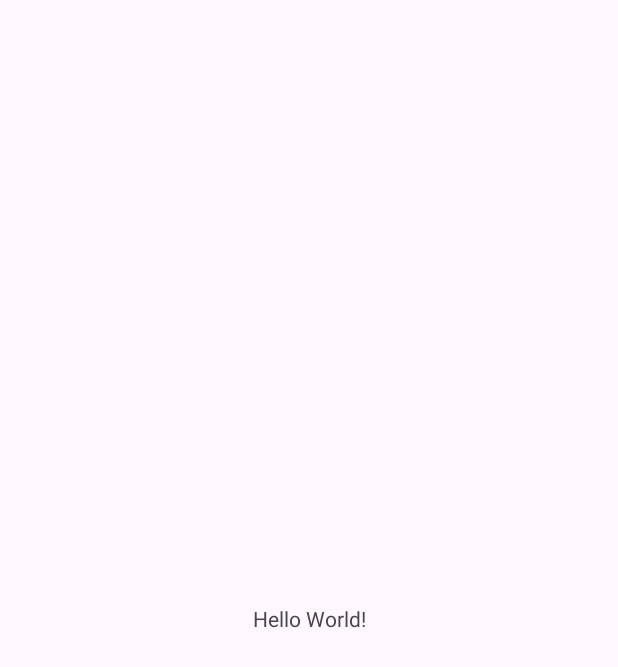
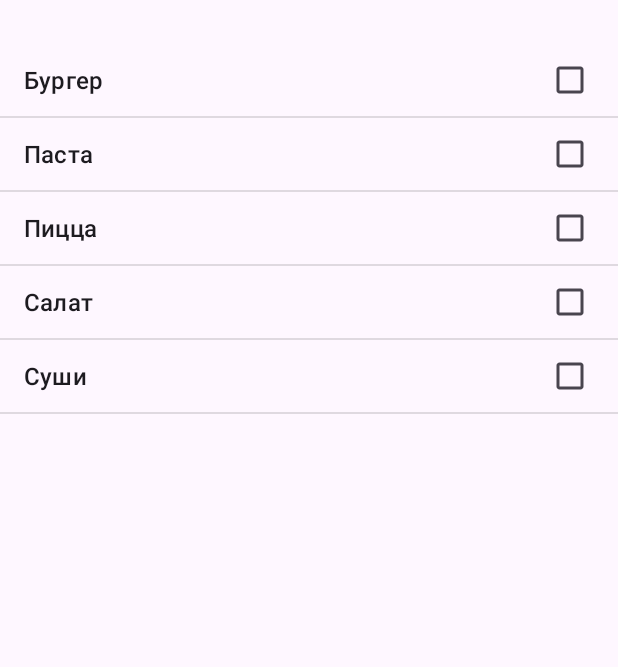
Before and after one commit to platonso/AndroidMireaLabs, an Android app: the screen it shows after launch (MainActivity), on a phone screen of 412 x 824 dp. Before the commit the part shown is almost empty. Shown: the top 667 px of the screen. Run offline under Robolectric (Android 15) with nearby library versions, the phone set to English and light mode, and no system bars.

Commit message:
множественный выбор в списке

```diff
--- a/app/build.gradle.kts
+++ b/app/build.gradle.kts
@@ -29,6 +29,9 @@ android {
         sourceCompatibility = JavaVersion.VERSION_1_8
         targetCompatibility = JavaVersion.VERSION_1_8
     }
+    buildFeatures {
+        viewBinding = true
+    }
 }
 
 dependencies {
--- a/app/src/main/java/com/example/androidmirealabs/MainActivity.java
+++ b/app/src/main/java/com/example/androidmirealabs/MainActivity.java
@@ -3,12 +3,44 @@ package com.example.androidmirealabs;
 import androidx.appcompat.app.AppCompatActivity;
 
 import android.os.Bundle;
+import android.util.SparseBooleanArray;
+import android.view.View;
+import android.widget.AdapterView;
+import android.widget.ArrayAdapter;
+import android.widget.ListView;
+import android.widget.TextView;
+
+import com.example.androidmirealabs.databinding.ActivityMainBinding;
+
 
 public class MainActivity extends AppCompatActivity {
+    private ActivityMainBinding binding;
+    String[] food = {"Бургер", "Паста", "Пицца", "Салат",
+            "Суши"};
 
     @Override
     protected void onCreate(Bundle savedInstanceState) {
         super.onCreate(savedInstanceState);
-        setContentView(R.layout.activity_main);
+        binding = ActivityMainBinding.inflate(getLayoutInflater());
+        setContentView(binding.getRoot());
+
+        ArrayAdapter<String> adapter = new ArrayAdapter(this,
+                android.R.layout.simple_list_item_multiple_choice, food);
+        // устанавливаем для списка адаптер
+        binding.foodList.setAdapter(adapter);
+        // добавляем для списка слушатель
+        binding.foodList.setOnItemClickListener(new AdapterView.OnItemClickListener() {
+            @Override
+            public void onItemClick(AdapterView<?> parent, View v, int position, long id) {
+                SparseBooleanArray selected = binding.foodList.getCheckedItemPositions();
+                String selectedItems = "";
+                for (int i = 0; i < food.length; i++) {
+                    if (selected.get(i))
+                        selectedItems += food[i] + ",";
+                }
+                // установка текста элемента TextView
+                binding.selection.setText("Выбрано: " + selectedItems);
+            }
+        });
     }
 }
--- a/app/src/main/res/layout/activity_main.xml
+++ b/app/src/main/res/layout/activity_main.xml
@@ -1,18 +1,26 @@
 <?xml version="1.0" encoding="utf-8"?>
 <androidx.constraintlayout.widget.ConstraintLayout xmlns:android="http://schemas.android.com/apk/res/android"
     xmlns:app="http://schemas.android.com/apk/res-auto"
-    xmlns:tools="http://schemas.android.com/tools"
     android:layout_width="match_parent"
-    android:layout_height="match_parent"
-    tools:context=".MainActivity">
+    android:layout_height="match_parent">
 
     <TextView
-        android:layout_width="wrap_content"
+        android:id="@+id/selection"
+        android:layout_width="0dp"
         android:layout_height="wrap_content"
-        android:text="Hello World!"
-        app:layout_constraintBottom_toBottomOf="parent"
-        app:layout_constraintEnd_toEndOf="parent"
-        app:layout_constraintStart_toStartOf="parent"
+        android:textSize="22sp"
+        app:layout_constraintLeft_toLeftOf="parent"
+        app:layout_constraintRight_toRightOf="parent"
         app:layout_constraintTop_toTopOf="parent" />
 
+    <ListView
+        android:id="@+id/foodList"
+        android:choiceMode="multipleChoice"
+
+        android:layout_width="0dp"
+        android:layout_height="0dp"
+        app:layout_constraintTop_toBottomOf="@+id/selection"
+        app:layout_constraintBottom_toBottomOf="parent"
+        app:layout_constraintLeft_toLeftOf="parent"
+        app:layout_constraintRight_toRightOf="parent" />
 </androidx.constraintlayout.widget.ConstraintLayout>
```
Also changed, not shown: app/src/main/res/values/food.xml (added, +10 -0 lines).
